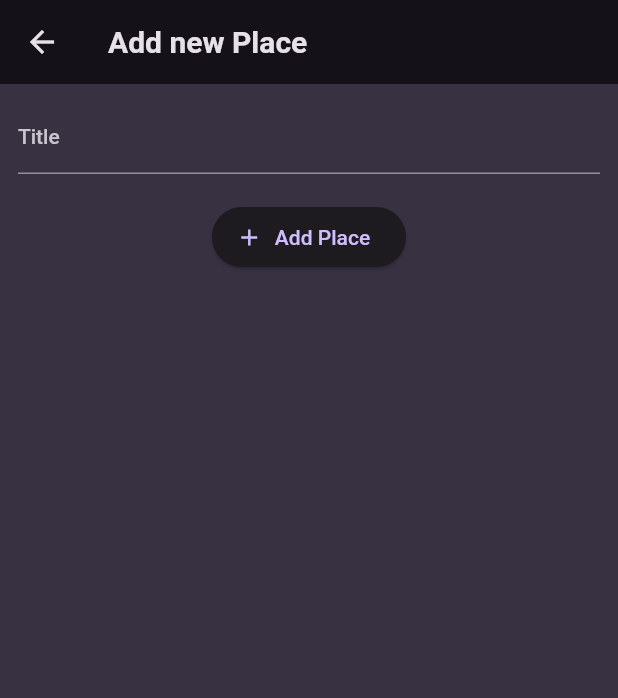
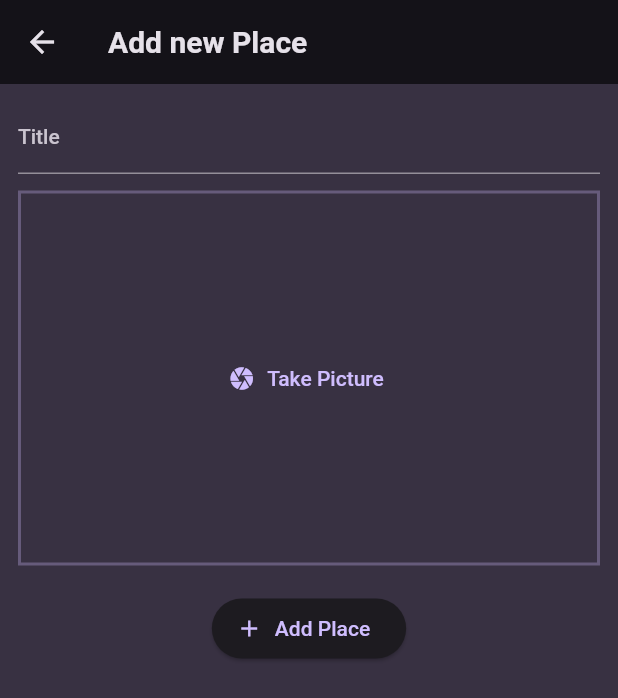
Before and after one commit to omarzouaoui1/FavoritePlacesApp, a Flutter app: the AddPlaceScreen screen opened directly, on a phone screen of 412 x 824 dp. Shown: the top 698 px of the screen. Run offline on Flutter 3.47's test engine with Material 2 defaults, Android fonts, the phone set to English and light mode, and no system bars; our stand-ins replace flutter_riverpod, google_fonts.

Commit message:
Pick Image Input

```diff
--- a/favorite_places_app/lib/screens/add_place.dart
+++ b/favorite_places_app/lib/screens/add_place.dart
@@ -1,6 +1,8 @@
 import 'package:favorite_places_app/providers/user_places.dart';
 import 'package:flutter/material.dart';
 import 'package:flutter_riverpod/flutter_riverpod.dart';
+
+import '../widget/image_input.dart';
 
 class AddPlaceScreen extends ConsumerStatefulWidget {
   const AddPlaceScreen({super.key});
@@ -49,6 +51,13 @@ class _AddPlaceScreenState extends ConsumerState<AddPlaceScreen> {
                 ),
               ),
               const SizedBox(
+                height: 11,
+              ),
+
+              // Image Input
+              const ImageInput(),
+
+              const SizedBox(
                 height: 18,
               ),
               ElevatedButton.icon(
--- /dev/null
+++ b/favorite_places_app/lib/widget/image_input.dart
@@ -0,0 +1,34 @@
+import 'package:flutter/material.dart';
+
+class ImageInput extends StatefulWidget {
+  const ImageInput({super.key});
+
+  @override
+  State<ImageInput> createState() => _ImageInputState();
+}
+
+class _ImageInputState extends State<ImageInput> {
+  void _takePicture(){
+
+  }
+
+  @override
+  Widget build(BuildContext context) {
+    return Container(
+      decoration: BoxDecoration(
+        border: Border.all(
+          width: 2,
+          color: Theme.of(context).colorScheme.primary.withOpacity(0.3),
+        ),
+      ),
+      height: 250,
+      width: double.infinity,
+      alignment: Alignment.center,
+      child: TextButton.icon(
+        onPressed: _takePicture,
+        icon: const Icon(Icons.camera),
+        label: const Text('Take Picture'),
+      ),
+    );
+  }
+}
```
